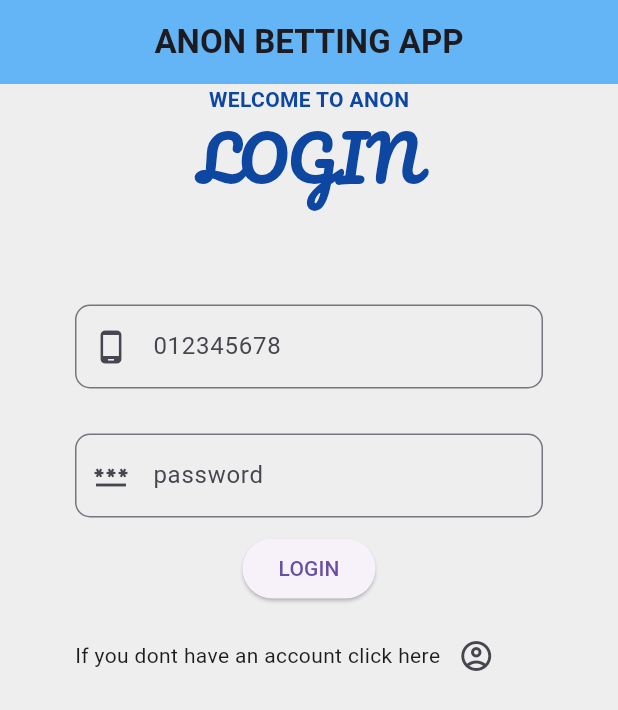
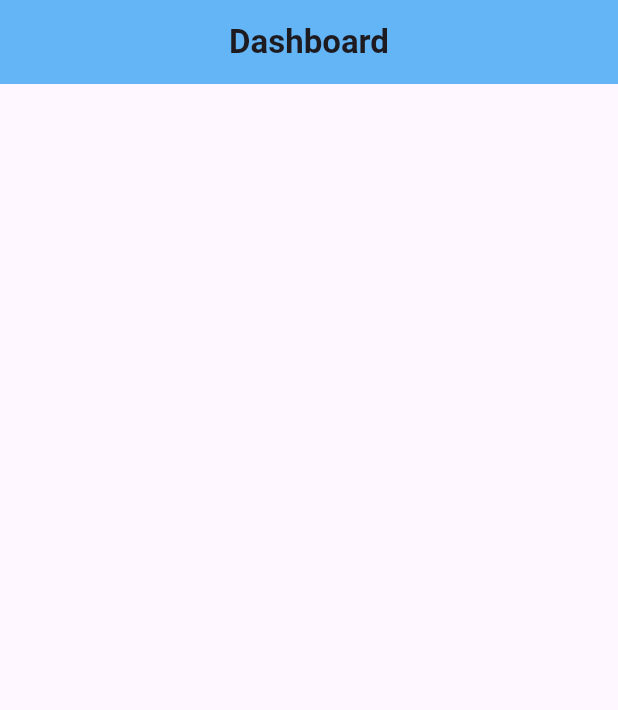
Before and after one commit to Mikebabu254/anon_betting_app, a Flutter app: the screen it shows after launch, after a tap on "LOGIN", on a phone screen of 412 x 824 dp. Shown: the top 710 px of the screen. Run offline on Flutter 3.47's test engine with Material 3 defaults, Android fonts, the phone set to English and light mode, and no system bars; our stand-ins replace google_fonts.

Commit message:
Adding dashboard

```diff
--- a/lib/LoginPage.dart
+++ b/lib/LoginPage.dart
@@ -1,4 +1,5 @@
 import 'package:anon_betting_app/SignupPage.dart';
+import 'package:anon_betting_app/UserDashoard.dart';
 import 'package:flutter/material.dart';
 import 'package:google_fonts/google_fonts.dart';
 
@@ -54,7 +55,10 @@ class _LoginpageState extends State<Loginpage> {
                 ),
                 Padding(
                   padding: const EdgeInsets.all(10),
-                  child: ElevatedButton(onPressed: (){}, child: Text("LOGIN")),
+                  child: ElevatedButton(
+                      onPressed: (){
+                        Navigator.push(context,MaterialPageRoute(builder: (context) => Userdashoard()));
+                      }, child: Text("LOGIN")),
                 ),
                 Padding(
                   padding: const EdgeInsets.fromLTRB(50, 0, 50, 0),
--- /dev/null
+++ b/lib/UserDashoard.dart
@@ -0,0 +1,20 @@
+import 'package:flutter/material.dart';
+
+class Userdashoard extends StatefulWidget {
+  const Userdashoard({super.key});
+
+  @override
+  State<Userdashoard> createState() => _UserdashoardState();
+}
+
+class _UserdashoardState extends State<Userdashoard> {
+  @override
+  Widget build(BuildContext context) {
+    return MaterialApp(
+      debugShowCheckedModeBanner: false,
+      home: Scaffold(
+        appBar: AppBar(title: Text("Dashboard", style: TextStyle(color: Colors.blue[1000],fontWeight: FontWeight.bold),),centerTitle: true,backgroundColor: Colors.blue[300],),
+      ),
+    );
+  }
+}
```
Also changed, not shown: 1 other file.
